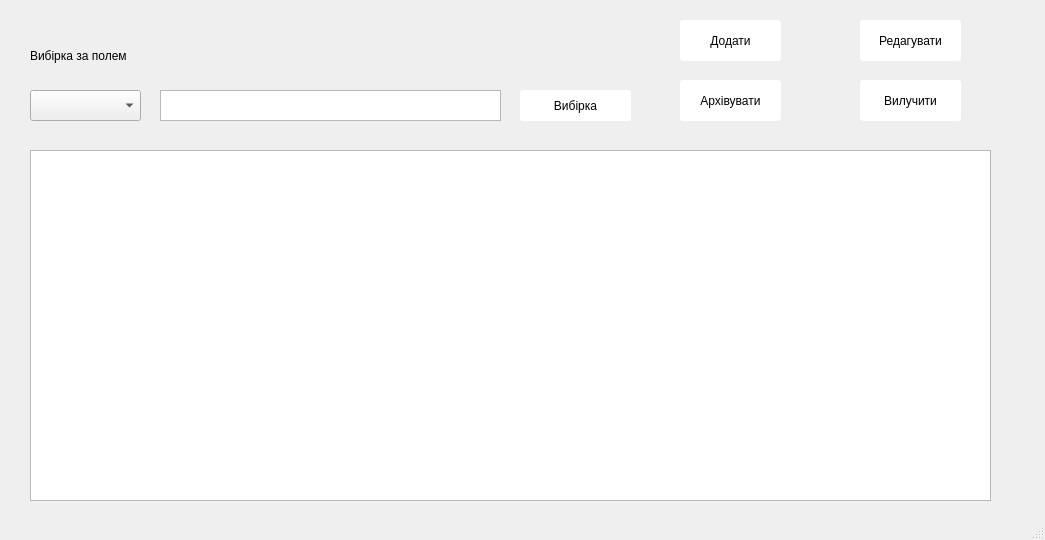
The window that app/gui/criminals.ui (ValRudyka/courseprogram) describes before a commit, drawn with Qt 5.
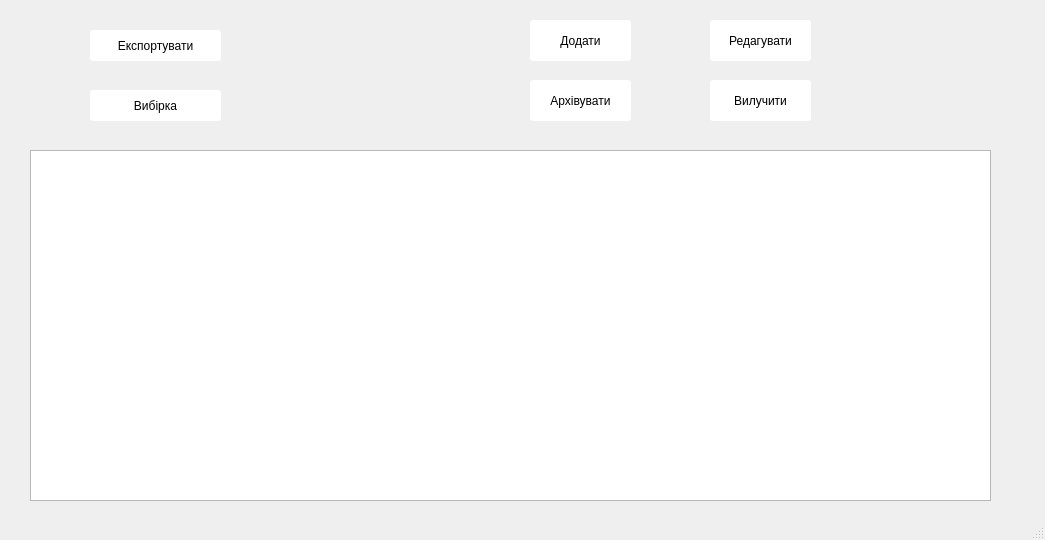
The same window after the commit.

Patch:
```diff
--- a/app/gui/criminals.ui
+++ b/app/gui/criminals.ui
@@ -23,9 +23,9 @@
    <widget class="QPushButton" name="pushButton">
     <property name="geometry">
      <rect>
-      <x>520</x>
+      <x>90</x>
       <y>90</y>
-      <width>111</width>
+      <width>131</width>
       <height>31</height>
      </rect>
     </property>
@@ -33,43 +33,10 @@
      <string>Вибірка</string>
     </property>
    </widget>
-   <widget class="QLabel" name="label">
-    <property name="geometry">
-     <rect>
-      <x>30</x>
-      <y>40</y>
-      <width>111</width>
-      <height>31</height>
-     </rect>
-    </property>
-    <property name="text">
-     <string>Вибірка за полем</string>
-    </property>
-   </widget>
-   <widget class="QComboBox" name="comboBox">
-    <property name="geometry">
-     <rect>
-      <x>30</x>
-      <y>90</y>
-      <width>111</width>
-      <height>31</height>
-     </rect>
-    </property>
-   </widget>
-   <widget class="QTextEdit" name="textEdit">
-    <property name="geometry">
-     <rect>
-      <x>160</x>
-      <y>90</y>
-      <width>341</width>
-      <height>31</height>
-     </rect>
-    </property>
-   </widget>
    <widget class="QPushButton" name="pushButton_2">
     <property name="geometry">
      <rect>
-      <x>680</x>
+      <x>530</x>
       <y>80</y>
       <width>101</width>
       <height>41</height>
@@ -82,7 +49,7 @@
    <widget class="QPushButton" name="pushButton_3">
     <property name="geometry">
      <rect>
-      <x>860</x>
+      <x>710</x>
       <y>20</y>
       <width>101</width>
       <height>41</height>
@@ -95,7 +62,7 @@
    <widget class="QPushButton" name="pushButton_4">
     <property name="geometry">
      <rect>
-      <x>860</x>
+      <x>710</x>
       <y>80</y>
       <width>101</width>
       <height>41</height>
@@ -108,7 +75,7 @@
    <widget class="QPushButton" name="pushButton_5">
     <property name="geometry">
      <rect>
-      <x>680</x>
+      <x>530</x>
       <y>20</y>
       <width>101</width>
       <height>41</height>
@@ -131,6 +98,19 @@
      <bool>true</bool>
     </property>
    </widget>
+   <widget class="QPushButton" name="pushButton_6">
+    <property name="geometry">
+     <rect>
+      <x>90</x>
+      <y>30</y>
+      <width>131</width>
+      <height>31</height>
+     </rect>
+    </property>
+    <property name="text">
+     <string>Експортувати</string>
+    </property>
+   </widget>
   </widget>
   <widget class="QStatusBar" name="statusbar"/>
  </widget>
```
